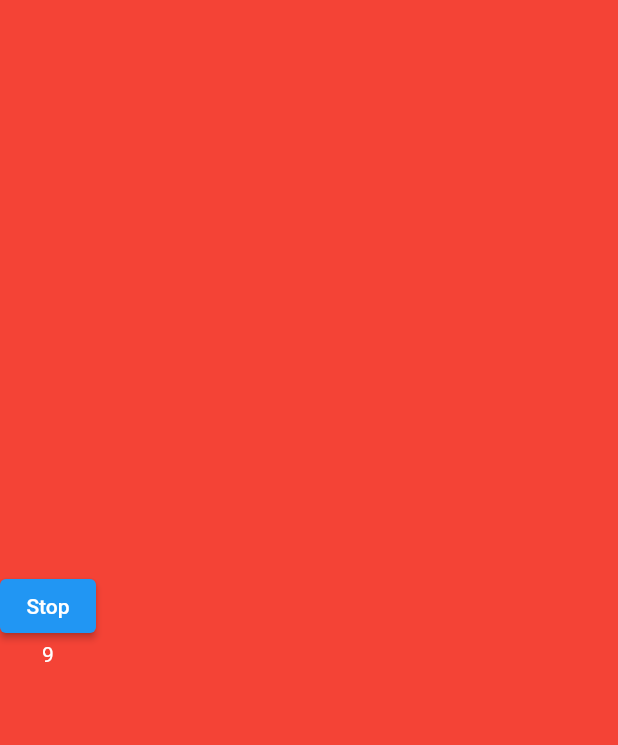
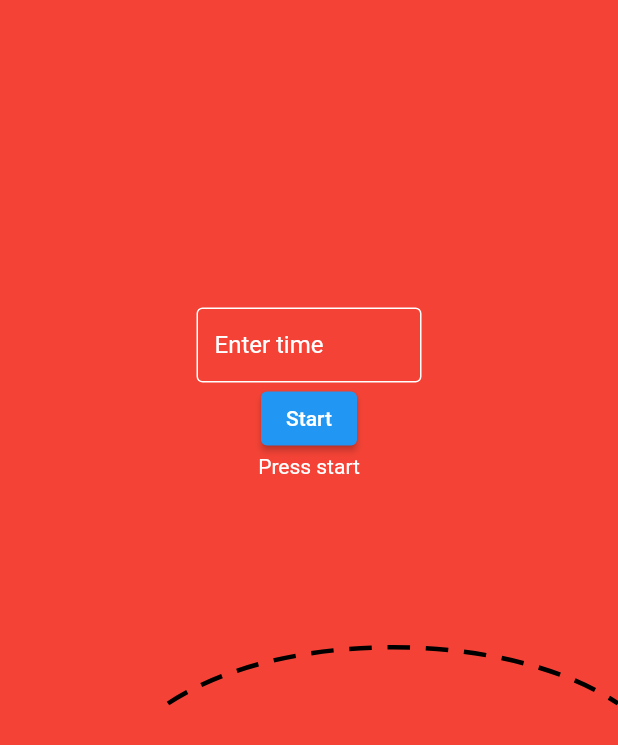
Before and after one commit to SachinKasaraddi/100daysofFlutter, a Flutter app: the screen it shows after launch, after a tap on "Start", on a phone screen of 412 x 824 dp. Shown: the top 745 px of the screen. Run offline on Flutter 3.47's test engine with Material 2 defaults, Android fonts, the phone set to English and light mode, and no system bars; our stand-ins replace path_drawing.

Commit message:
Day:11 Achieving countdown timer design.

```diff
--- a/100daysofFlutter/lib/countdowntimer/CountDownTimer.dart
+++ b/100daysofFlutter/lib/countdowntimer/CountDownTimer.dart
@@ -1,17 +1,36 @@
 import 'package:flutter/material.dart';
 import 'dart:async';
+import 'package:path_drawing/path_drawing.dart';
 
 class CountDownTimer extends StatefulWidget {
   @override
   State<StatefulWidget> createState() => _CountDownTimerState();
 }
 
-class _CountDownTimerState extends State<CountDownTimer> {
+class _CountDownTimerState extends State<CountDownTimer>
+    with SingleTickerProviderStateMixin {
   int remainingTime = 10;
+  AnimationController _animationController;
+  Animation<double> _animation;
 
   Timer _timer;
+  final textController = TextEditingController();
 
-  void startCountDownTimer() {
+  @override
+  void initState() {
+    super.initState();
+
+    _animationController = new AnimationController(
+      vsync: this,
+      duration: Duration(seconds: remainingTime),
+    );
+    _animation = Tween(begin: 0.0, end: 1.0).animate(
+        CurvedAnimation(parent: _animationController, curve: Curves.linear));
+  }
+
+  void startCountDownTimer(int remainingTimeValue) {
+    if (isTimerStarted()) {
+      remainingTime = remainingTimeValue;
       const oneSec = const Duration(seconds: 1);
       _timer = new Timer.periodic(
         oneSec,
@@ -19,6 +38,7 @@ class _CountDownTimerState extends State<CountDownTimer> {
           if (remainingTime == 0) {
             setState(() {
               timer.cancel();
+              remainingTime = 0;
             });
           } else {
             setState(() {
@@ -27,13 +47,26 @@ class _CountDownTimerState extends State<CountDownTimer> {
           }
         },
       );
+    } else {
+      setState(() {
+        _timer.cancel();
+        remainingTime = 0;
+      });
     }
 
-  void stopCountDownTimer() {
-    setState(() {
+    if (_animationController.isAnimating) {
+      _animationController.stop();
+    } else {
+      _animationController.reset();
+      _animationController.forward();
+    }
+  }
+
+  @override
+  void dispose() {
     _timer.cancel();
-      remainingTime = 10;
-    });
+    textController.dispose();
+    super.dispose();
   }
 
   @override
@@ -41,29 +74,95 @@ class _CountDownTimerState extends State<CountDownTimer> {
     return MaterialApp(
       home: Scaffold(
         backgroundColor: Colors.red,
-        body: Column(
-          crossAxisAlignment: CrossAxisAlignment.center,
+        body: Align(
+          alignment: Alignment.centerRight,
+          child: Column(
             mainAxisAlignment: MainAxisAlignment.center,
             children: <Widget>[
+              Container(
+                width: 150,
+                height: 50,
+                child: TextFormField(
+                  controller: textController,
+                  decoration: InputDecoration(
+                    labelText: 'Enter time',
+                    labelStyle: TextStyle(color: Colors.white),
+                    focusedBorder: OutlineInputBorder(
+                      borderSide: BorderSide(color: Colors.white),
+                    ),
+                    enabledBorder: OutlineInputBorder(
+                      borderSide: BorderSide(color: Colors.white),
+                    ),
+                  ),
+                  style: TextStyle(color: Colors.white),
+                ),
+              ),
               ElevatedButton(
                 onPressed: () {
-                if (isTimerStarted()) {
-                  startCountDownTimer();
-                } else {
-                  stopCountDownTimer();
-                }
+                  startCountDownTimer(int.parse(textController.text));
                 },
                 child: isTimerStarted() ? Text("Start") : Text("Stop"),
               ),
               Text(
-              "$remainingTime",
+                isTimerStarted() ? "Press start" : "$remainingTime",
                 style: TextStyle(color: Colors.white),
-            )
+              ),
+              Align(
+                alignment: Alignment.topRight,
+                child: AnimatedBuilder(
+                    animation: _animation,
+                    child: CustomPaint(
+                      size: Size(300, 300),
+                      painter: MyPainter(),
+                    ),
+                    builder: (context, child) {
+                      return Transform.rotate(
+                        angle: _animation.value,
+                        child: child,
+                      );
+                    }),
+              ),
             ],
+          ),
         ),
       ),
     );
   }
 
-  bool isTimerStarted() => remainingTime == 10;
+  bool isTimerStarted() => remainingTime == 10 || remainingTime == 0;
 }
+
+class MyPainter extends CustomPainter {
+  //         <-- CustomPainter class
+  @override
+  void paint(Canvas canvas, Size size) {
+    var paint = Paint();
+
+    paint.color = Colors.black;
+    paint.style = PaintingStyle.stroke;
+    paint.strokeWidth = 3;
+
+    var startPoint = Offset(0, size.height / 2);
+    var controlPoint1 = Offset(size.width / 4, size.height / 3);
+    var controlPoint2 = Offset(3 * size.width / 4, size.height / 3);
+    var endPoint = Offset(size.width, size.height / 2);
+
+    var path = Path();
+    path.moveTo(startPoint.dx, startPoint.dy);
+    path.cubicTo(controlPoint1.dx, controlPoint1.dy, controlPoint2.dx,
+        controlPoint2.dy, endPoint.dx, endPoint.dy);
+
+    canvas.drawPath(
+      dashPath(
+        path,
+        dashArray: CircularIntervalList<double>(<double>[15.0, 10.5]),
+      ),
+      paint,
+    );
+  }
+
+  @override
+  bool shouldRepaint(CustomPainter old) {
+    return false;
+  }
+}
--- a/100daysofFlutter/lib/puppy/PuppyDetails.dart
+++ b/100daysofFlutter/lib/puppy/PuppyDetails.dart
@@ -43,7 +43,7 @@ class PuppyDetails extends StatelessWidget {
             puppyNameAndBreed(puppy.name, puppy.breed),
             puppyLocation(puppy.about),
             Container(
-              margin: const EdgeInsets.only(left: 16, bottom: 8,top: 16),
+              margin: const EdgeInsets.only(left: 16, bottom: 8, top: 16),
               child: Text(
                 "About",
                 style: TextStyle(fontSize: 20, fontWeight: FontWeight.bold),
--- a/100daysofFlutter/pubspec.yaml
+++ b/100daysofFlutter/pubspec.yaml
@@ -28,6 +28,7 @@ dependencies:
   # The following adds the Cupertino Icons font to your application.
   # Use with the CupertinoIcons class for iOS style icons.
   cupertino_icons: ^1.0.2
+  path_drawing: ^0.4.0
 
 dev_dependencies:
   flutter_test:
```
Lines whose indentation alone changed are shown as unchanged.
